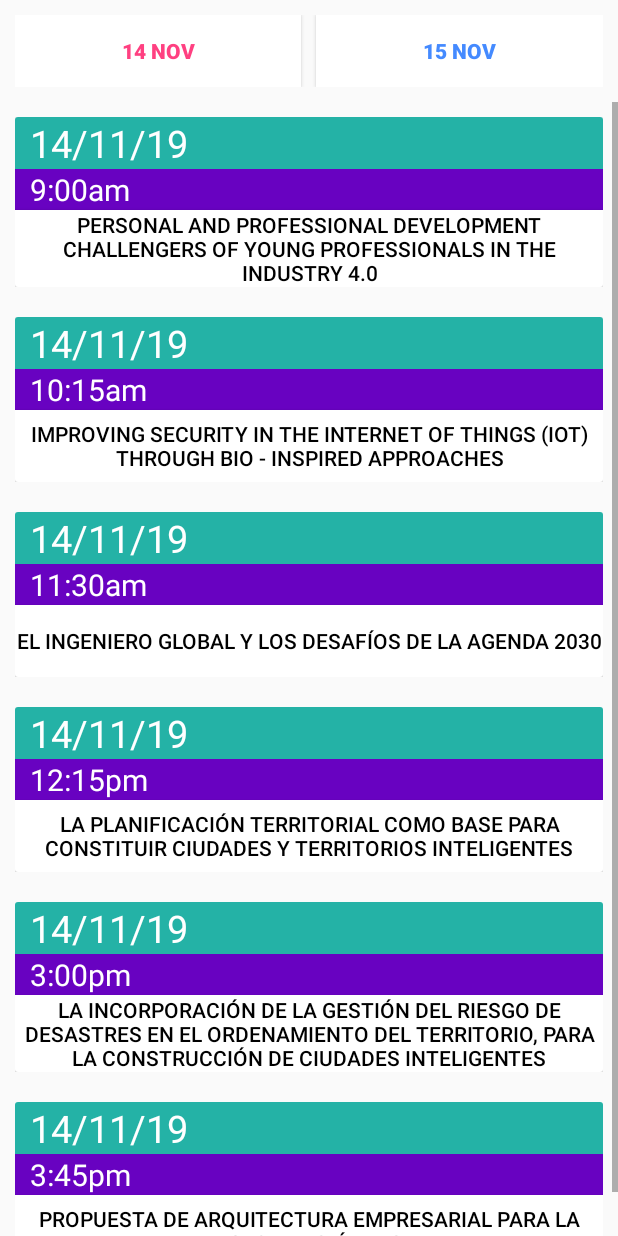
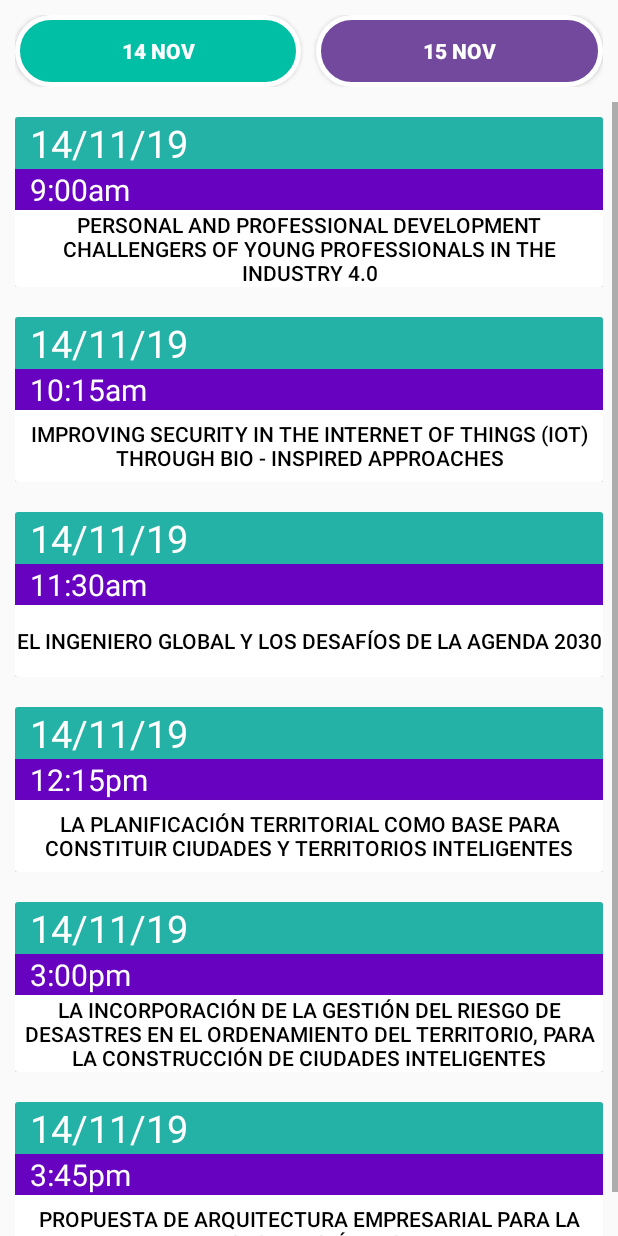
Before and after one commit to VashFabrizio/indus4.0uc, an Android app: the ListaAgenda screen opened directly, with no data from a screen before it, on a phone screen of 412 x 824 dp. Run offline under Robolectric (Android 15) with nearby library versions, the phone set to English and light mode, and no system bars.

Commit message:
Menu - Agenda - Mapas - Login, estilos

```diff
--- a/app/src/main/AndroidManifest.xml
+++ b/app/src/main/AndroidManifest.xml
@@ -15,6 +15,7 @@
         android:icon="@mipmap/ic_launcher"
         android:roundIcon="@mipmap/ic_launcher_round"
         android:supportsRtl="true"
+        android:usesCleartextTraffic="true"
         android:theme="@style/Theme.AppCompat.DayNight.NoActionBar">
         <activity android:name=".LoginActivity"
             android:label="Login"
--- a/app/src/main/java/com/example/maps/LoginActivity.java
+++ b/app/src/main/java/com/example/maps/LoginActivity.java
@@ -46,7 +46,7 @@ public class LoginActivity extends AppCompatActivity implements View.OnClickList
         pasword = etContra.getText().toString();
 
         if(!usuario.isEmpty() && !pasword.isEmpty()){
-            validarUsuario("http://inversioneselscorpion.pe/fonts/PNG/Industria4punto0/servicios/user.php");
+            validarUsuario("http://ymarquez.webfactional.com/serviciosRest/controladores/user.php");
         }else{
             Toast.makeText(LoginActivity.this,"Rellene los campos",Toast.LENGTH_SHORT).show();
 
--- a/app/src/main/res/layout/activity_lista_agenda.xml
+++ b/app/src/main/res/layout/activity_lista_agenda.xml
@@ -17,10 +17,10 @@
             android:layout_width="wrap_content"
             android:layout_height="wrap_content"
             android:layout_weight="1"
-            android:background="#ffffff"
             android:onClick="n14"
             android:text="14 Nov"
-            android:textColor="#FF4081"
+            android:background="@drawable/bg_btn"
+            android:textColor="#FFF"
             android:layout_marginRight="10dp"
             android:textStyle="bold" />
 
@@ -29,10 +29,10 @@
             android:layout_width="wrap_content"
             android:layout_height="wrap_content"
             android:layout_weight="1"
-            android:background="#ffffff"
+            android:textColor="#fff"
             android:onClick="n15"
             android:text="15 Nov"
-            android:textColor="#448AFF"
+            android:background="@drawable/bg_btn2"
             android:textStyle="bold" />
     </LinearLayout>
 
--- a/app/src/main/res/layout/activity_login.xml
+++ b/app/src/main/res/layout/activity_login.xml
@@ -42,10 +42,12 @@
         android:layout_width="match_parent"
         android:layout_height="wrap_content"
         android:id="@+id/etContra"
+        android:inputType="textPassword"
         android:hint="Contraseña"></EditText>
     <Space
         android:layout_width="match_parent"
         android:layout_height="20dp"></Space>
+
     <Button
         android:layout_width="150dp"
         android:layout_height="wrap_content"
```
